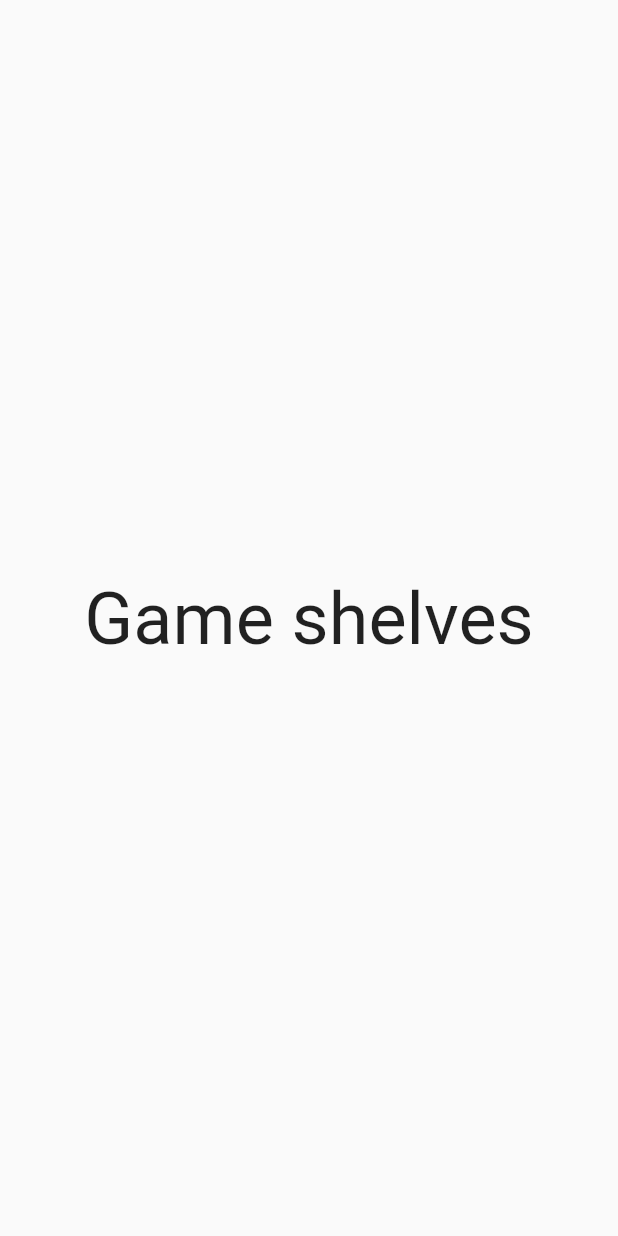
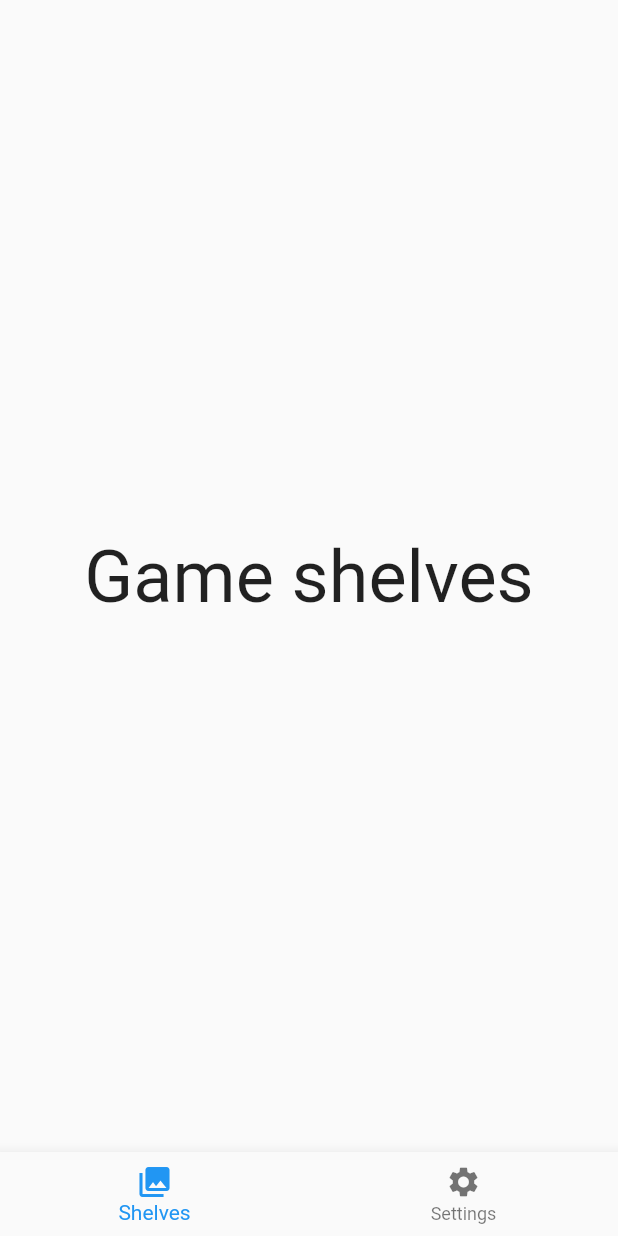
Before and after one commit to dnewmanAU/my-game-shelves-app, a Flutter app: the screen it shows after launch, on a phone screen of 412 x 824 dp. Run offline on Flutter 3.47's test engine with Material 2 defaults, Android fonts, the phone set to English and light mode, and no system bars.

Commit message:
Skeleton nav bar

```diff
--- a/lib/routes/shelves.dart
+++ b/lib/routes/shelves.dart
@@ -1,4 +1,5 @@
 import 'package:flutter/material.dart';
+import 'package:my_game_shelves_app/widgets/nav_bar.dart';
 
 class Shelves extends StatelessWidget {
   @override
@@ -12,6 +13,7 @@ class Shelves extends StatelessWidget {
               style: TextStyle(fontSize: 48),
             ),
           ),
+          bottomNavigationBar: NavBar(),
         ),
       ),
     );
--- /dev/null
+++ b/lib/widgets/nav_bar.dart
@@ -0,0 +1,25 @@
+import 'package:flutter/material.dart';
+
+class NavBar extends StatefulWidget {
+  @override
+  _NavBarState createState() => _NavBarState();
+}
+
+class _NavBarState extends State<NavBar> {
+  @override
+  Widget build(BuildContext context) {
+    return BottomNavigationBar(
+      type: BottomNavigationBarType.fixed,
+      items: [
+        BottomNavigationBarItem(
+          label: "Shelves",
+          icon: Icon(Icons.collections),
+        ),
+        BottomNavigationBarItem(
+          label: "Settings",
+          icon: Icon(Icons.settings),
+        )
+      ],
+    );
+  }
+}
```
